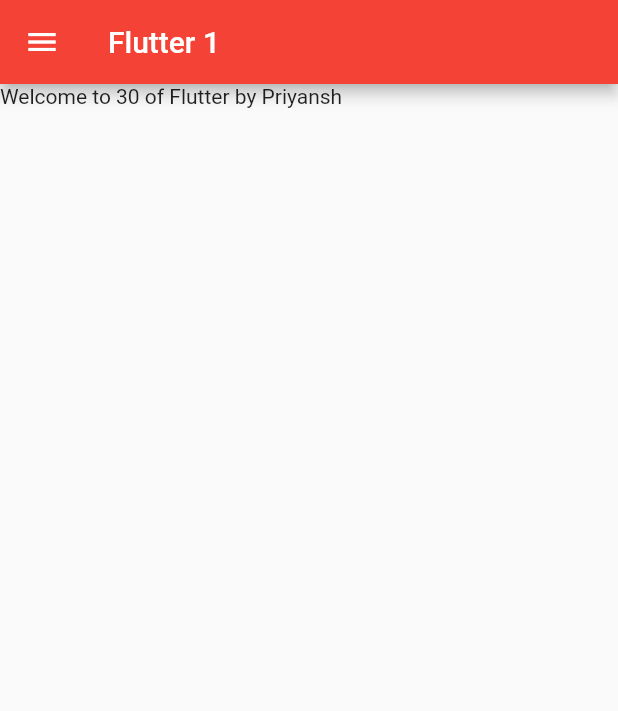
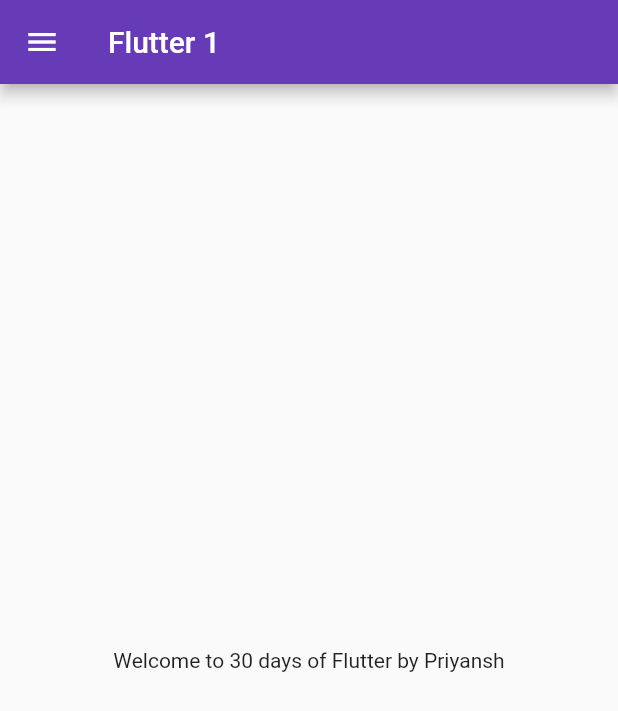
Before and after one commit to Priyanshsharrmaa/FlutterApp-1, a Flutter app: the screen it shows after launch, on a phone screen of 412 x 824 dp. Shown: the top 711 px of the screen. Run offline on Flutter 3.47's test engine with Material 2 defaults, Android fonts, the phone set to English and light mode, and no system bars.

Commit message:
Day3 Complete

```diff
--- a/lib/main.dart
+++ b/lib/main.dart
@@ -1,5 +1,6 @@
 import 'package:flutter/material.dart';
-import 'package:flutter_1/home.dart';
+import 'package:flutter_1/pages/home.dart';
+import 'package:flutter_1/pages/loginpage.dart';
 
 void main() {
   runApp(const MyApp());
@@ -11,12 +12,17 @@ class MyApp extends StatelessWidget {
   @override
   Widget build(BuildContext context) {
     return MaterialApp(
-      debugShowCheckedModeBanner: false,
-      title: 'Flutter 1',
-      theme: ThemeData(
-        primarySwatch: Colors.red,
+      themeMode: ThemeMode.light,
+      theme: ThemeData(primarySwatch: Colors.deepPurple),
+      darkTheme: ThemeData(
+        brightness: Brightness.dark,
       ),
-      home: const HomePage(),
+      initialRoute: "/home",
+      routes: {
+        "/": (context) => LoginPage(),
+        "/home": (context) => HomePage(),
+        "/login": (context) => LoginPage()
+      },
     );
   }
 }
--- a/lib/home.dart
+++ b/lib/pages/home.dart
@@ -10,8 +10,10 @@ class HomePage extends StatelessWidget {
       appBar: AppBar(
         title: Text("Flutter 1"),
       ),
-      body: Container(
-        child: Text("Welcome to $days of Flutter by $name"),
+      body: Center(
+        child: Container(
+          child: Text("Welcome to $days days of Flutter by $name"),
+        ),
       ),
       drawer: Drawer(),
     );
```
Also changed, not shown: lib/pages/loginpage.dart (added, +19 -0 lines).
